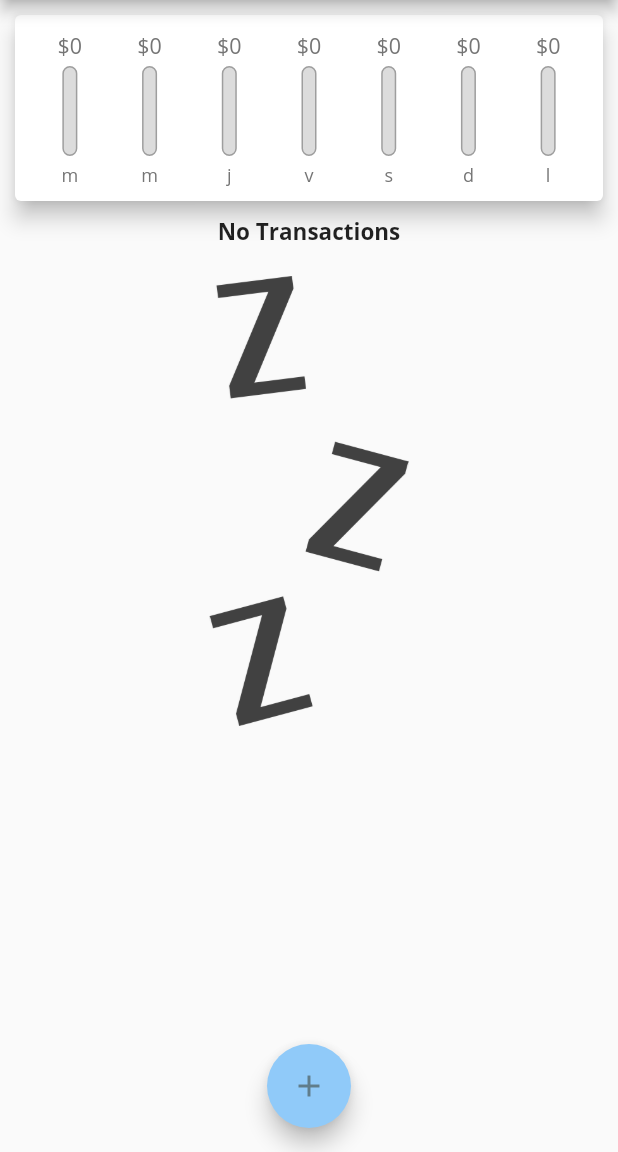
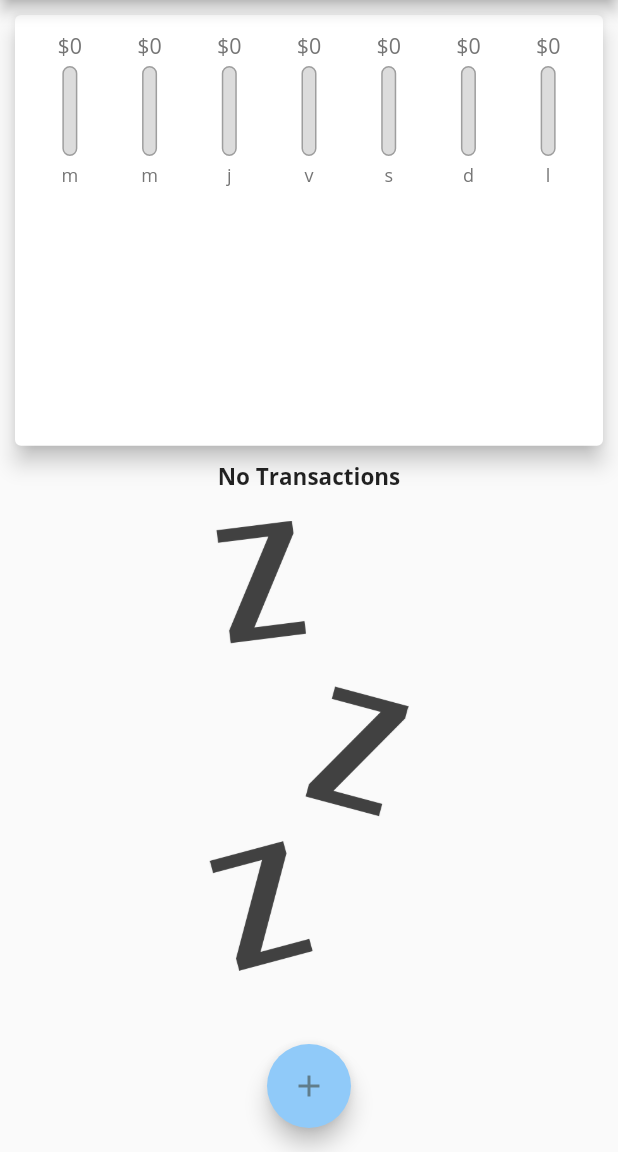
Before and after one commit to JesusMF23/expenses_app_1, a Flutter app: the screen it shows after launch, on a phone screen of 412 x 824 dp, the part 84-1236 px from its top. Run offline on Flutter 3.47's test engine with Material 2 defaults, Android fonts, the phone set to English and light mode, and no system bars.

Commit message:
121. Calculating Sizes Dynamically

```diff
--- a/expenses_app/lib/main.dart
+++ b/expenses_app/lib/main.dart
@@ -132,9 +132,7 @@ class _MyHomePageState extends State<MyHomePage> {
   @override
   Widget build(BuildContext context) {
     initializeDateFormatting("es_ES", null);
-    //initialize locale formating
-    return Scaffold(
-      appBar: AppBar(
+    final appBar = AppBar(
       title: Text(
         "Expenses App",
       ),
@@ -143,14 +141,28 @@ class _MyHomePageState extends State<MyHomePage> {
             onPressed: () => _startAddNewTransaction(context),
             icon: Icon(Icons.add))
       ],
-      ),
+    );
+    //initialize locale formating
+    return Scaffold(
+      appBar: appBar,
       body: SingleChildScrollView(
         child: Column(
             mainAxisAlignment: MainAxisAlignment.start,
             crossAxisAlignment: CrossAxisAlignment.end,
             children: <Widget>[
-              Chart(_recentTransactions),
-              TransactionList(_userTransactions, _deleteTransaction),
+              Container(
+                  height: (MediaQuery.of(context).size.height -
+                          appBar.preferredSize.height -
+                          MediaQuery.of(context).padding.top) *
+                      0.4,
+                  child: Chart(_recentTransactions)),
+              Container(
+                  height: (MediaQuery.of(context).size.height -
+                          appBar.preferredSize.height -
+                          MediaQuery.of(context).padding.top) *
+                      0.6,
+                  child:
+                      TransactionList(_userTransactions, _deleteTransaction)),
             ]),
       ),
       floatingActionButton: FloatingActionButton(
--- a/expenses_app/lib/widgets/transaction_list.dart
+++ b/expenses_app/lib/widgets/transaction_list.dart
@@ -14,7 +14,6 @@ class TransactionList extends StatelessWidget {
   Widget build(BuildContext context) {
     return Container(
       alignment: Alignment.center,
-      height: 400,
       child:
           //if statement to check if the list is empty
           transactions.isEmpty
```
Lines whose indentation alone changed are shown as unchanged.
